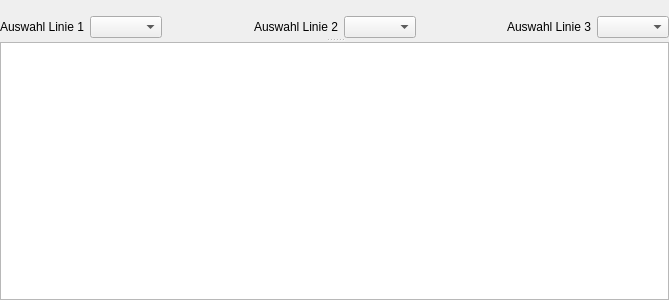
The window that kleiner-brauhelfer/tabbrauuebersicht.ui (kleiner-brauhelfer/kleiner-brauhelfer-2) describes before a commit, drawn with Qt 5.
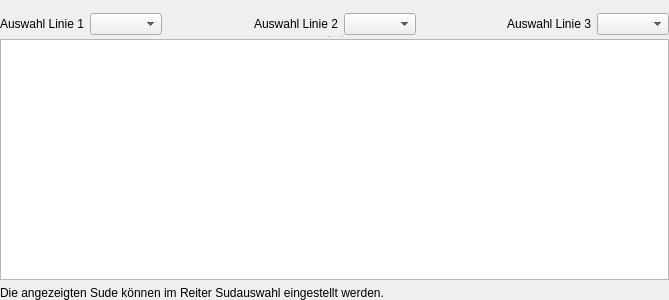
The same window after the commit. Custom widgets are drawn as their Qt base class.

```diff
--- a/kleiner-brauhelfer/tabbrauuebersicht.ui
+++ b/kleiner-brauhelfer/tabbrauuebersicht.ui
@@ -130,6 +130,13 @@
      </widget>
     </widget>
    </item>
+   <item>
+    <widget class="QLabel" name="label">
+     <property name="text">
+      <string>Die angezeigten Sude können im Reiter Sudauswahl eingestellt werden.</string>
+     </property>
+    </widget>
+   </item>
   </layout>
  </widget>
  <customwidgets>
```
